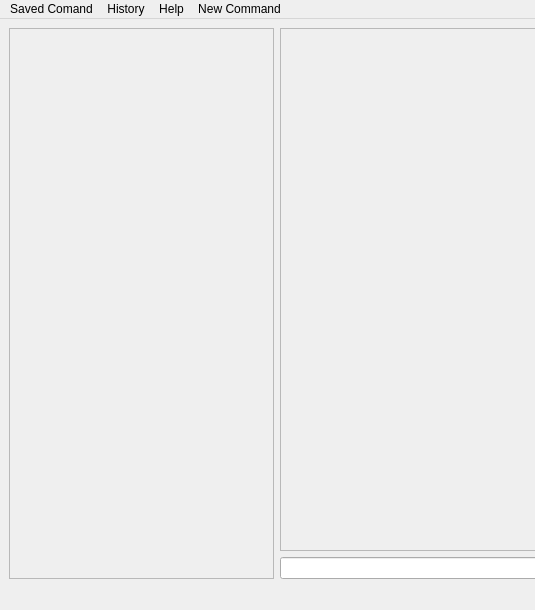
First picture: the form in TestMyWidget/mainwindow.ui, repository DizelforClaSS/Qt-project, before the edit; both pictures show x 0 to 535 and y 0 to 610 of the 850 by 610 pixel window.
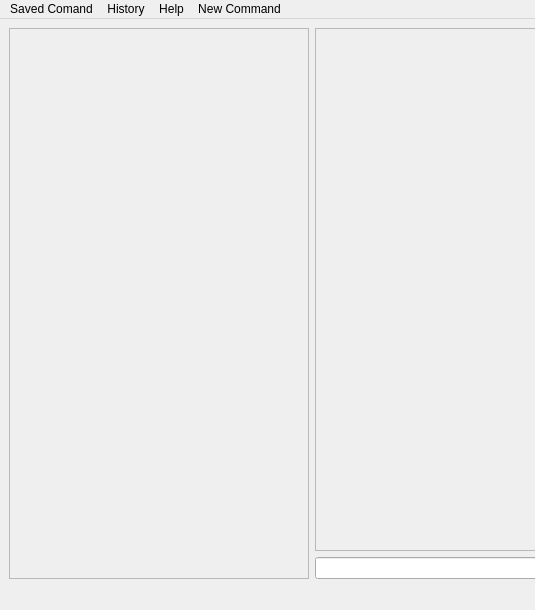
Second picture: the form after the edit.

```diff
--- a/TestMyWidget/mainwindow.ui
+++ b/TestMyWidget/mainwindow.ui
@@ -41,7 +41,7 @@
       </property>
       <property name="maximumSize">
        <size>
-        <width>265</width>
+        <width>300</width>
         <height>16777215</height>
        </size>
       </property>
@@ -53,7 +53,7 @@
         <rect>
          <x>0</x>
          <y>0</y>
-         <width>263</width>
+         <width>298</width>
          <height>546</height>
         </rect>
        </property>
```
